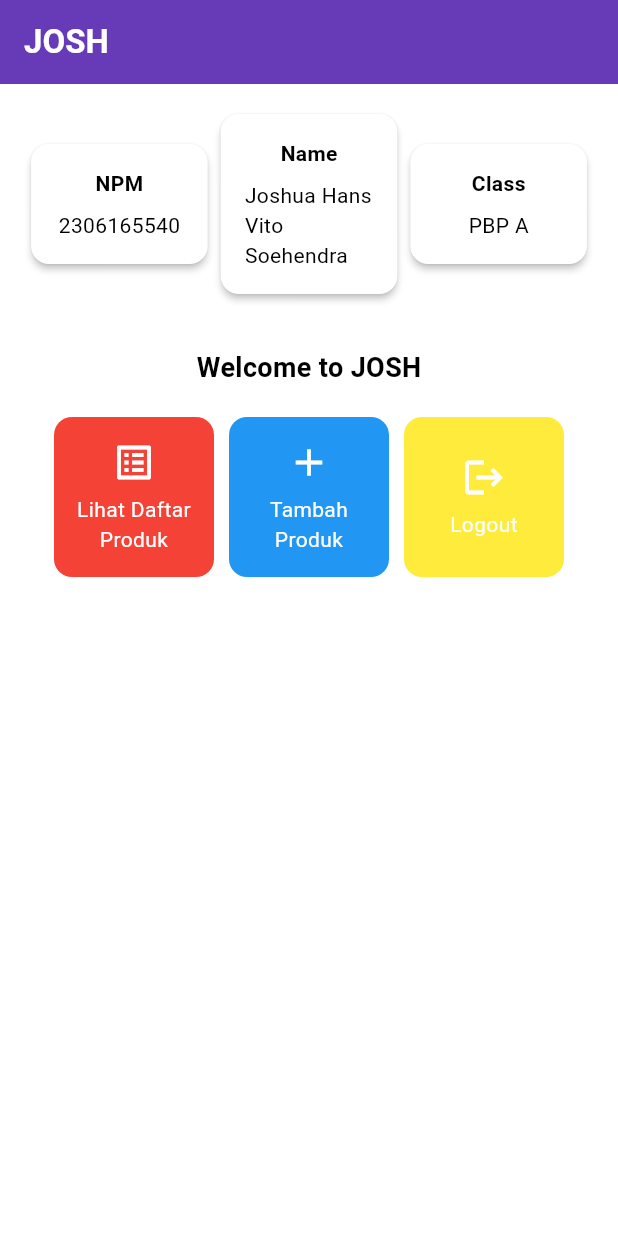
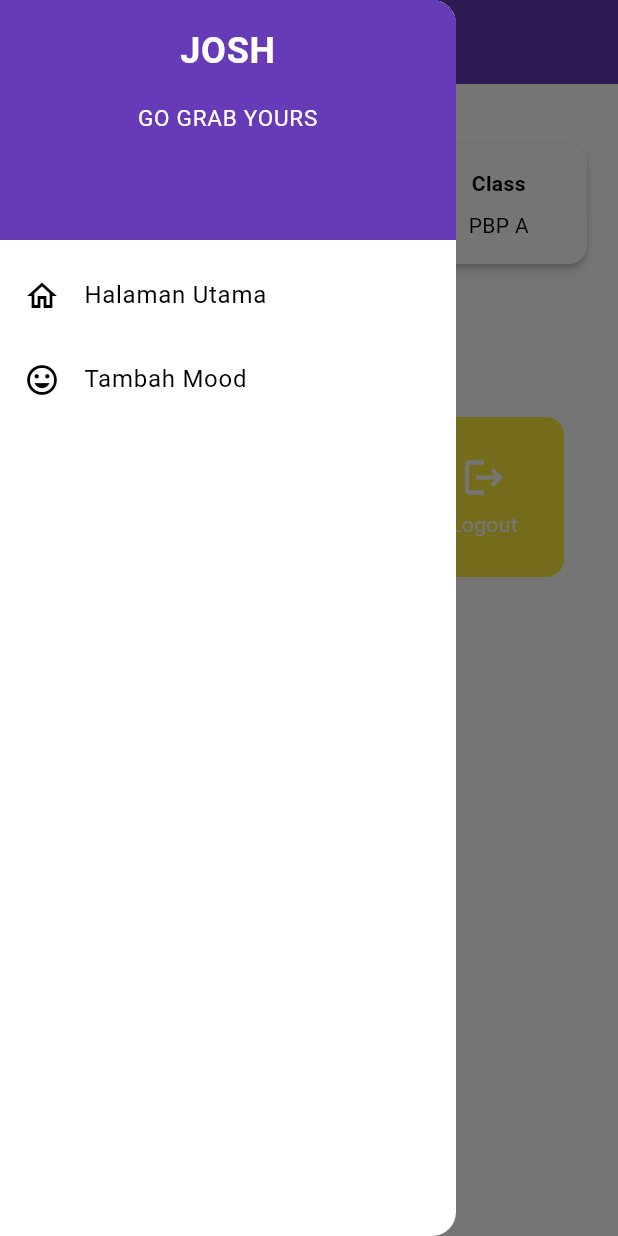
Before and after one commit to joshuahvs/josh-mobile, a Flutter app: the screen it shows after launch, with the side drawer open (before the commit the screen has no drawer), on a phone screen of 412 x 824 dp. Run offline on Flutter 3.47's test engine with Material 3 defaults, Android fonts, the phone set to English and light mode, and no system bars.

Commit message:
menambahkan left drawer

```diff
--- a/lib/menu.dart
+++ b/lib/menu.dart
@@ -1,4 +1,5 @@
 import 'package:flutter/material.dart';
+import 'package:josh_mobile/widgets/left_drawer.dart';
 
 class MyHomePage extends StatelessWidget {
   MyHomePage({super.key});
@@ -28,7 +29,11 @@
         ),
         // Warna latar belakang AppBar diambil dari skema warna tema aplikasi.
         backgroundColor: Theme.of(context).colorScheme.primary,
+        // Mengganti warna icon drawer menjadi putih
+        iconTheme: const IconThemeData(color: Colors.white),
       ),
+      // Masukkan drawer sebagai parameter nilai drawer dari widget Scaffold
+      drawer: const LeftDrawer(),
       // Body halaman dengan padding di sekelilingnya.
       body: Padding(
         padding: const EdgeInsets.all(16.0),
--- /dev/null
+++ b/lib/widgets/left_drawer.dart
@@ -0,0 +1,69 @@
+import 'package:flutter/material.dart';
+import 'package:josh_mobile/menu.dart';
+
+class LeftDrawer extends StatelessWidget {
+  const LeftDrawer({super.key});
+
+  @override
+  Widget build(BuildContext context) {
+    return Drawer(
+      child: ListView(
+        children: [
+          DrawerHeader(
+            // TODO: Bagian drawer header
+            decoration: BoxDecoration(
+              color: Theme.of(context).colorScheme.primary,
+            ),
+            child: const Column(
+              children: [
+                Text(
+                  'JOSH',
+                  textAlign: TextAlign.center,
+                  style: TextStyle(
+                    fontSize: 24,
+                    fontWeight: FontWeight.bold,
+                    color: Colors.white,
+                  ),
+                ),
+                Padding(padding: EdgeInsets.all(8)),
+                Text(
+                  "GO GRAB YOURS",
+                  textAlign: TextAlign.center,
+                  style: TextStyle(
+                    fontSize: 15,
+                    fontWeight: FontWeight.normal,
+                    color: Colors.white,
+                  ),
+                ),
+              ],
+            ),
+          ),
+            // TODO: Bagian routing
+            ListTile(
+              leading: const Icon(Icons.home_outlined),
+              title: const Text('Halaman Utama'),
+              // Bagian redirection ke MyHomePage
+              onTap: () {
+                Navigator.pushReplacement(
+                    context,
+                    MaterialPageRoute(
+                      builder: (context) => MyHomePage(),
+                    ));
+              },
+            ),
+            ListTile(
+              leading: const Icon(Icons.mood),
+              title: const Text('Tambah Mood'),
+              // Bagian redirection ke MoodEntryFormPage
+              onTap: () {
+                /*
+                TODO: Buatlah routing ke MoodEntryFormPage di sini,
+                setelah halaman MoodEntryFormPage sudah dibuat.
+                */
+              },
+            ),
+        ],
+      ),
+    );
+  }
+}
```
